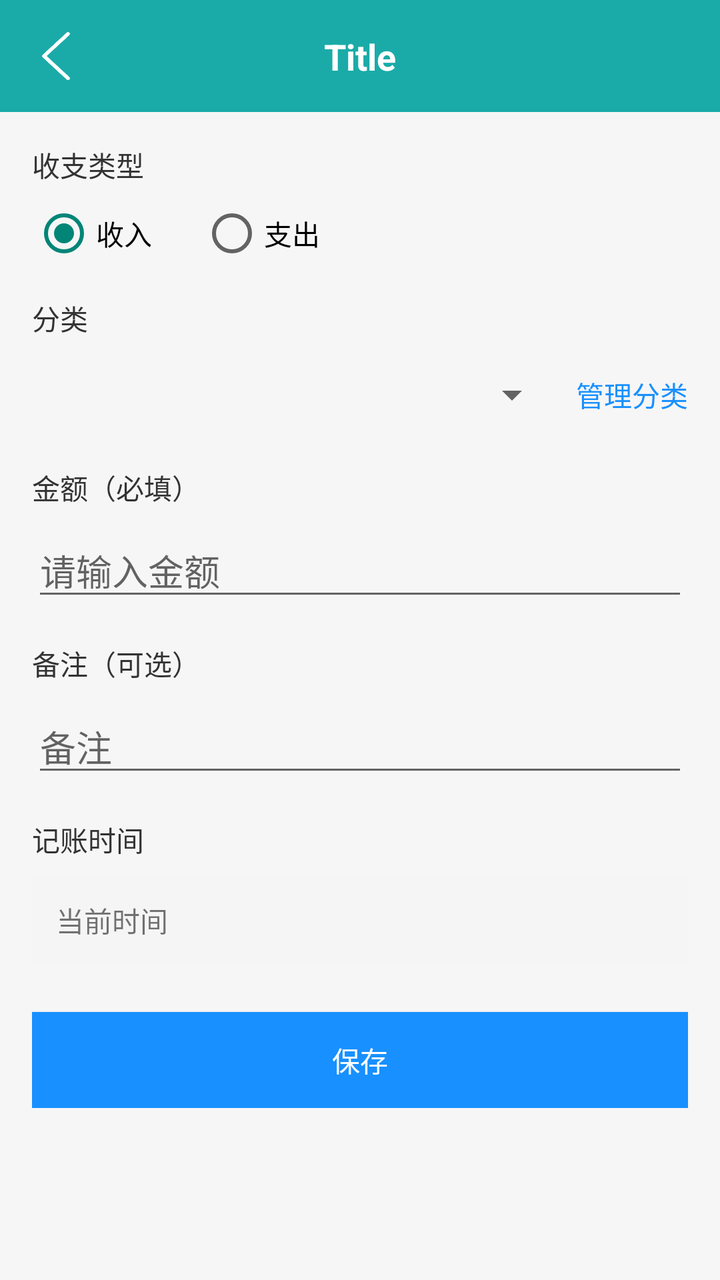
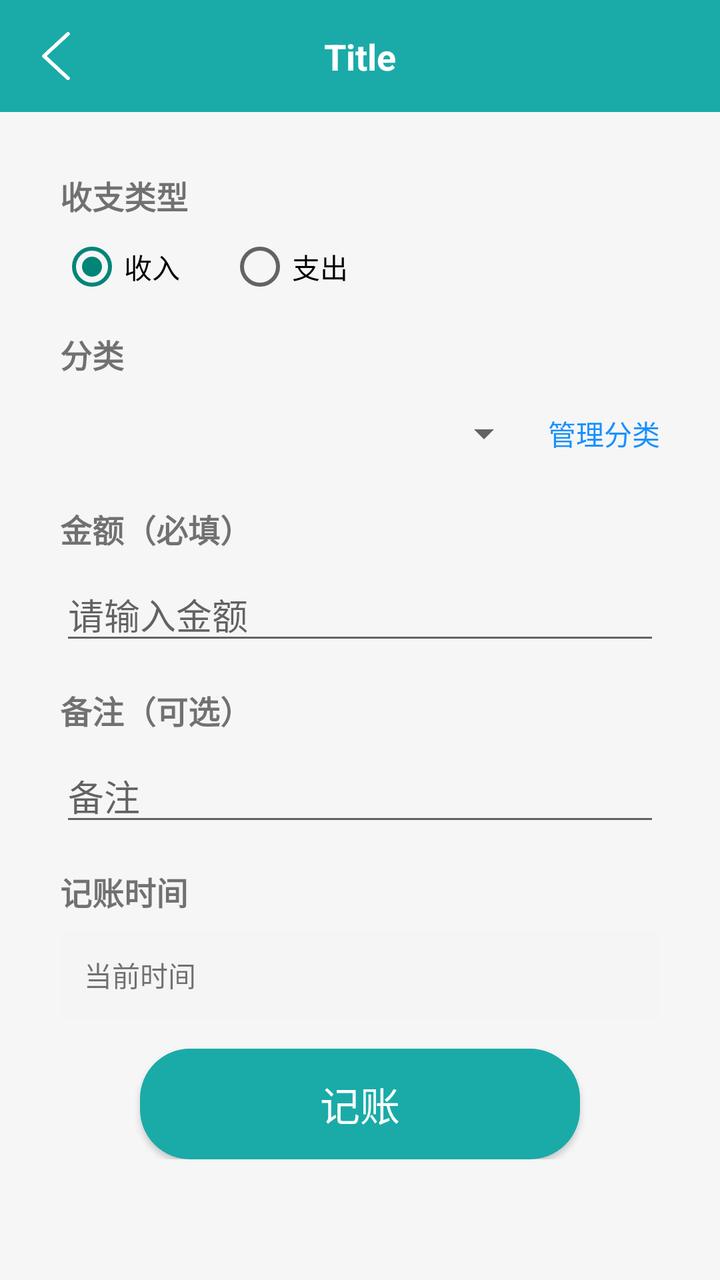

An Android layout rendered at two revisions. The XML below is the earlier revision; the diff shows what the commit changed to produce the second picture.
<!-- AndroidManifest.xml: application theme Theme.Note -->
<!-- res/layout/fragment_bill_add.xml -->
<?xml version="1.0" encoding="utf-8"?>
<layout xmlns:android="http://schemas.android.com/apk/res/android">

    <ScrollView
        android:layout_width="match_parent"
        android:layout_height="match_parent"
        android:fillViewport="true"
        android:background="@color/main_grey_bg">

        <LinearLayout
            android:layout_width="match_parent"
            android:layout_height="wrap_content"
            android:orientation="vertical">

            <include
                android:id="@+id/includeToolbar"
                layout="@layout/item_toolbar" />

            <LinearLayout
                android:layout_width="match_parent"
                android:layout_height="wrap_content"
                android:orientation="vertical"
                android:padding="16dp">

                <TextView
                    android:layout_width="wrap_content"
                    android:layout_height="wrap_content"
                    android:text="收支类型"
                    android:textSize="14sp"
                    android:textColor="#333333" />

                <RadioGroup
                    android:id="@+id/rgType"
                    android:layout_width="match_parent"
                    android:layout_height="wrap_content"
                    android:layout_marginTop="8dp"
                    android:orientation="horizontal">

                    <RadioButton
                        android:id="@+id/rbIncome"
                        android:layout_width="wrap_content"
                        android:layout_height="wrap_content"
                        android:text="收入"
                        android:checked="true" />

                    <RadioButton
                        android:id="@+id/rbExpense"
                        android:layout_width="wrap_content"
                        android:layout_height="wrap_content"
                        android:layout_marginStart="24dp"
                        android:text="支出" />
                </RadioGroup>

                <TextView
                    android:layout_width="wrap_content"
                    android:layout_height="wrap_content"
                    android:layout_marginTop="16dp"
                    android:text="分类"
                    android:textSize="14sp"
                    android:textColor="#333333" />

                <LinearLayout
                    android:layout_width="match_parent"
                    android:layout_height="wrap_content"
                    android:layout_marginTop="8dp"
                    android:orientation="horizontal"
                    android:gravity="center_vertical">

                    <Spinner
                        android:id="@+id/spCategory"
                        android:layout_width="0dp"
                        android:layout_height="40dp"
                        android:layout_weight="1" />

                    <TextView
                        android:id="@+id/tvManageCategory"
                        android:layout_width="wrap_content"
                        android:layout_height="wrap_content"
                        android:layout_marginStart="8dp"
                        android:text="管理分类"
                        android:textColor="#1890FF"
                        android:textSize="14sp" />
                </LinearLayout>

                <TextView
                    android:layout_width="wrap_content"
                    android:layout_height="wrap_content"
                    android:layout_marginTop="16dp"
                    android:text="金额（必填）"
                    android:textSize="14sp"
                    android:textColor="#333333" />

                <EditText
                    android:id="@+id/etAmount"
                    android:layout_width="match_parent"
                    android:layout_height="wrap_content"
                    android:layout_marginTop="8dp"
                    android:hint="请输入金额"
                    android:inputType="numberDecimal"
                    android:maxLines="1" />

                <TextView
                    android:layout_width="wrap_content"
                    android:layout_height="wrap_content"
                    android:layout_marginTop="16dp"
                    android:text="备注（可选）"
                    android:textSize="14sp"
                    android:textColor="#333333" />

                <EditText
                    android:id="@+id/etRemark"
                    android:layout_width="match_parent"
                    android:layout_height="wrap_content"
                    android:layout_marginTop="8dp"
                    android:hint="备注"
                    android:maxLines="3"
                    android:gravity="top" />

                <TextView
                    android:layout_width="wrap_content"
                    android:layout_height="wrap_content"
                    android:layout_marginTop="16dp"
                    android:text="记账时间"
                    android:textSize="14sp"
                    android:textColor="#333333" />

                <TextView
                    android:id="@+id/tvRecordTime"
                    android:layout_width="match_parent"
                    android:layout_height="44dp"
                    android:layout_marginTop="8dp"
                    android:background="#F5F5F5"
                    android:gravity="center_vertical"
                    android:paddingHorizontal="12dp"
                    android:text="当前时间" />

                <Button
                    android:id="@+id/btnSave"
                    android:layout_width="match_parent"
                    android:layout_height="48dp"
                    android:layout_marginTop="24dp"
                    android:background="#1890FF"
                    android:text="保存"
                    android:textColor="@android:color/white" />

            </LinearLayout>
        </LinearLayout>
    </ScrollView>
</layout>
<!-- res/layout/item_toolbar.xml (included above) -->
<?xml version="1.0" encoding="utf-8"?>
<LinearLayout
    xmlns:android="http://schemas.android.com/apk/res/android"
    xmlns:app="http://schemas.android.com/apk/res-auto"
    android:layout_width="match_parent"
    android:layout_height="wrap_content"
    android:orientation="vertical"
    android:background="?attr/colorPrimary">

    
    <View
        android:id="@+id/statusBarSpacer"
        android:layout_width="match_parent"
        android:layout_height="0dp" />

    
    <androidx.constraintlayout.widget.ConstraintLayout
        android:layout_width="match_parent"
        android:layout_height="56dp"
        android:background="@color/main_color">

        <ImageView
            android:id="@+id/ivBack"
            android:layout_width="40dp"
            android:layout_height="40dp"
            android:layout_marginStart="8dp"
            android:padding="8dp"
            android:src="@drawable/ic_back"
            app:layout_constraintBottom_toBottomOf="parent"
            app:layout_constraintStart_toStartOf="parent"
            app:layout_constraintTop_toTopOf="parent"/>

        <TextView
            android:id="@+id/tvTitle"
            android:layout_width="0dp"
            android:layout_height="wrap_content"
            android:ellipsize="end"
            android:gravity="center"
            android:maxLines="1"
            android:text="Title"
            android:textColor="@android:color/white"
            android:textSize="18sp"
            android:textStyle="bold"
            android:layout_marginStart="56dp"
            android:layout_marginEnd="56dp"
            app:layout_constraintBottom_toBottomOf="@id/ivBack"
            app:layout_constraintEnd_toEndOf="parent"
            app:layout_constraintStart_toStartOf="parent"
            app:layout_constraintTop_toTopOf="@id/ivBack"/>
    </androidx.constraintlayout.widget.ConstraintLayout>

</LinearLayout>
<!-- resources referenced by this layout -->
<resources>
  <color name="main_color">#1AABA8</color>
  <color name="main_grey_bg">#f6f6f6</color>
  <!-- drawable ic_back: png bitmap (drawable, 2843 bytes) -->
  <style name="Theme.Note" parent="Theme.AppCompat.Light.NoActionBar" />
</resources>

<!-- the commit's change to res/layout/fragment_bill_add.xml (unified diff, before → after) -->
@@ -20,14 +20,14 @@
                 android:layout_width="match_parent"
                 android:layout_height="wrap_content"
                 android:orientation="vertical"
-                android:padding="16dp">
+                android:padding="30dp">
 
                 <TextView
                     android:layout_width="wrap_content"
                     android:layout_height="wrap_content"
                     android:text="收支类型"
-                    android:textSize="14sp"
-                    android:textColor="#333333" />
+                    android:textSize="16sp"
+                    android:textStyle="bold" />
 
                 <RadioGroup
                     android:id="@+id/rgType"
@@ -56,8 +56,8 @@
                     android:layout_height="wrap_content"
                     android:layout_marginTop="16dp"
                     android:text="分类"
-                    android:textSize="14sp"
-                    android:textColor="#333333" />
+                    android:textSize="16sp"
+                    android:textStyle="bold" />
 
                 <LinearLayout
                     android:layout_width="match_parent"
@@ -87,8 +87,8 @@
                     android:layout_height="wrap_content"
                     android:layout_marginTop="16dp"
                     android:text="金额（必填）"
-                    android:textSize="14sp"
-                    android:textColor="#333333" />
+                    android:textSize="16sp"
+                    android:textStyle="bold" />
 
                 <EditText
                     android:id="@+id/etAmount"
@@ -104,8 +104,8 @@
                     android:layout_height="wrap_content"
                     android:layout_marginTop="16dp"
                     android:text="备注（可选）"
-                    android:textSize="14sp"
-                    android:textColor="#333333" />
+                    android:textSize="16sp"
+                    android:textStyle="bold" />
 
                 <EditText
                     android:id="@+id/etRemark"
@@ -121,8 +121,8 @@
                     android:layout_height="wrap_content"
                     android:layout_marginTop="16dp"
                     android:text="记账时间"
-                    android:textSize="14sp"
-                    android:textColor="#333333" />
+                    android:textSize="16sp"
+                    android:textStyle="bold" />
 
                 <TextView
                     android:id="@+id/tvRecordTime"
@@ -137,11 +137,15 @@
                 <Button
                     android:id="@+id/btnSave"
                     android:layout_width="match_parent"
-                    android:layout_height="48dp"
-                    android:layout_marginTop="24dp"
-                    android:background="#1890FF"
-                    android:text="保存"
-                    android:textColor="@android:color/white" />
+                    android:layout_height="wrap_content"
+                    android:gravity="center"
+                    android:text="记账"
+                    android:textColor="@color/white"
+                    android:textSize="20sp"
+                    android:background="@drawable/bg_button"
+                    android:paddingVertical="13dp"
+                    android:layout_marginHorizontal="40dp"
+                    android:layout_marginTop="15dp" />
 
             </LinearLayout>
         </LinearLayout>
<!-- resource entries referenced after the edit -->
@@ -2,6 +2,15 @@
 <resources>
   <color name="main_color">#1AABA8</color>
   <color name="main_grey_bg">#f6f6f6</color>
+  <color name="white">#FFFFFF</color>
+  <!-- drawable bg_button (drawable) -->
+  <?xml version="1.0" encoding="utf-8"?>
+  <shape xmlns:android="http://schemas.android.com/apk/res/android">
+  
+      <corners android:radius="25dp"/>
+  
+      <solid android:color="@color/main_color"/>
+  </shape>
   <!-- drawable ic_back: png bitmap (drawable, 2843 bytes) -->
   <style name="Theme.Note" parent="Theme.AppCompat.Light.NoActionBar" />
 </resources>
